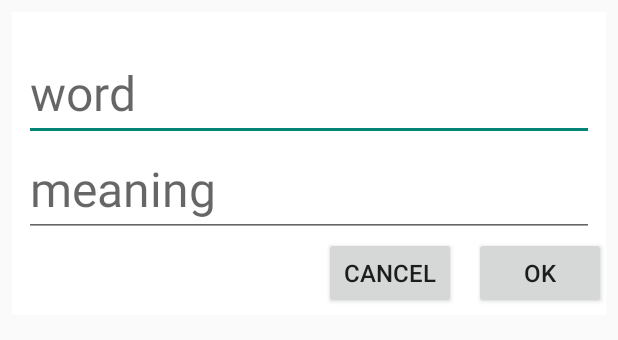
After one commit to sshun04/PronounceFlachCard, an Android app: the layout dialog_fragment_add_word.xml on its own in the app's theme, with its tools: preview values and no code run, on a phone screen of 412 x 824 dp. The commit adds this screen. Shown: the top 340 px of the screen. Run offline under Robolectric (Android 15) with nearby library versions, the phone set to English and light mode, and no system bars.

Commit message:
implement dialog Fragment

```diff
--- a/app/build.gradle
+++ b/app/build.gradle
@@ -25,9 +25,6 @@ android {
         }
     }
 
-    dataBinding {
-        enabled = true
-    }
 }
 
 dependencies {
@@ -36,7 +33,6 @@ dependencies {
     implementation 'androidx.appcompat:appcompat:1.0.2'
     implementation ("com.google.android.material:material:1.0.0")
     implementation 'androidx.constraintlayout:constraintlayout:2.0.0-alpha3'
-    implementation 'io.realm:android-adapters:2.1.1'
     testImplementation 'junit:junit:4.12'
     androidTestImplementation 'androidx.test:runner:1.1.0-alpha4'
     androidTestImplementation 'androidx.test.espresso:espresso-core:3.1.0-alpha4'
--- a/app/src/main/java/com/shojishunsuke/pronounceflachcard/PronounceFlashCardApplication.kt
+++ b/app/src/main/java/com/shojishunsuke/pronounceflachcard/PronounceFlashCardApplication.kt
@@ -10,7 +10,7 @@ class PronounceFlashCardApplication:Application() {
 
 
         Realm.init(this)
-        val config = RealmConfiguration.Builder().build()
+        val config = RealmConfiguration.Builder().deleteRealmIfMigrationNeeded().build()
         Realm.setDefaultConfiguration(config)
 
 
--- a/app/src/main/java/com/shojishunsuke/pronounceflachcard/activity/MainActivity.kt
+++ b/app/src/main/java/com/shojishunsuke/pronounceflachcard/activity/MainActivity.kt
@@ -22,7 +22,6 @@ class MainActivity : AppCompatActivity() {
         val tabLayout : TabLayout = this.findViewById(R.id.tablayout)
         val viewPager : ViewPager = this.findViewById(R.id.pager)
 
-        tabLayout.addTab(tabLayout.newTab().setText(R.string.tab_add_word))
         tabLayout.addTab(tabLayout.newTab().setText(R.string.tab_check_meaning))
         tabLayout.addTab(tabLayout.newTab().setText(R.string.tab_test))
 
--- /dev/null
+++ b/app/src/main/res/layout/dialog_fragment_add_word.xml
@@ -0,0 +1,64 @@
+<?xml version="1.0" encoding="utf-8"?>
+<RelativeLayout xmlns:android="http://schemas.android.com/apk/res/android"
+                xmlns:app="http://schemas.android.com/apk/res-auto"
+                android:orientation="vertical"
+                android:layout_width="match_parent"
+                android:layout_height="match_parent">
+    <androidx.constraintlayout.widget.ConstraintLayout
+            android:layout_margin="8dp"
+            android:paddingBottom="4dp"
+            android:layout_width="match_parent"
+            android:layout_height="wrap_content"
+            android:background="@android:color/white"
+            android:paddingTop="30dp"
+
+    >
+
+        <EditText
+                android:layout_marginHorizontal="8dp"
+                android:id="@+id/wordEditText"
+                android:hint="word"
+                android:singleLine="true"
+                android:layout_width="match_parent"
+                android:layout_height="56dp"
+                android:textSize="32dp"
+                app:layout_constraintStart_toStartOf="parent"
+                app:layout_constraintEnd_toEndOf="parent"
+                app:layout_constraintTop_toTopOf="parent"
+        />
+
+        <EditText
+                android:layout_marginHorizontal="8dp"
+                android:id="@+id/meaningEditText"
+                app:layout_constraintTop_toBottomOf="@+id/wordEditText"
+                app:layout_constraintStart_toStartOf="@id/wordEditText"
+                app:layout_constraintEnd_toEndOf="@id/wordEditText"
+                android:textSize="32dp"
+                android:hint="meaning"
+                android:layout_width="match_parent"
+                android:layout_height="wrap_content"
+                android:layout_marginBottom="12dp"
+        />
+        <Button
+                android:id="@+id/positiveButton"
+                app:layout_constraintTop_toBottomOf="@+id/meaningEditText"
+                app:layout_constraintEnd_toEndOf="parent"
+                android:text="OK"
+                android:textSize="16dp"
+                android:layout_width="wrap_content"
+                android:layout_height="wrap_content"/>
+        <Button
+                android:layout_marginRight="12dp"
+                android:layout_width="wrap_content"
+                android:layout_height="wrap_content"
+                android:textSize="16dp"
+                android:text="cancel"
+                android:id="@+id/negativeButton"
+                app:layout_constraintEnd_toStartOf="@id/positiveButton"
+                app:layout_constraintTop_toBottomOf="@+id/meaningEditText"
+        />
+
+    </androidx.constraintlayout.widget.ConstraintLayout>
+
+
+</RelativeLayout>
```
Also changed, not shown: app/src/main/java/com/shojishunsuke/pronounceflachcard/Fragment/AddWordDialogFragment.kt (added, +81 -0 lines), app/src/main/java/com/shojishunsuke/pronounceflachcard/Fragment/AddWordFragment.kt (+13 -22 lines), app/src/main/java/com/shojishunsuke/pronounceflachcard/Fragment/FlashCardFragment.kt (+10 -12 lines), app/src/main/java/com/shojishunsuke/pronounceflachcard/WordObject.kt (+5 -4 lines), app/src/main/java/com/shojishunsuke/pronounceflachcard/adapter/CardRecyclerViewAdapter.kt (+7 -12 lines), app/src/main/java/com/shojishunsuke/pronounceflachcard/adapter/MyPagerAdapter.kt (+5 -8 lines).
